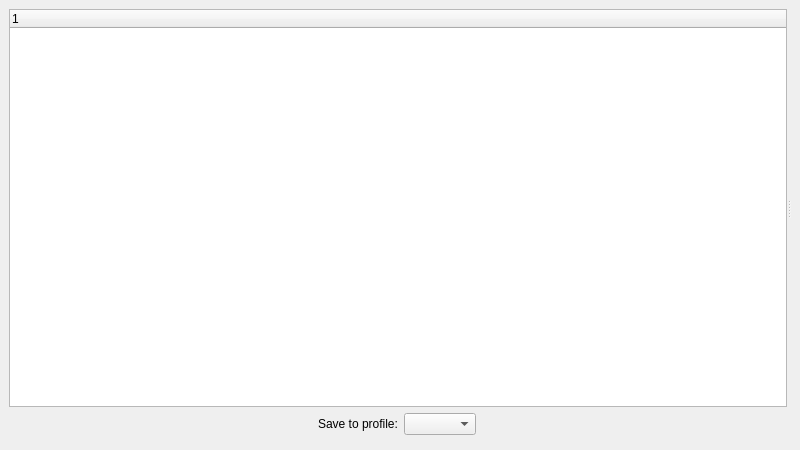
Old version of the form ui/options.ui in the repository metabrainz/picard.
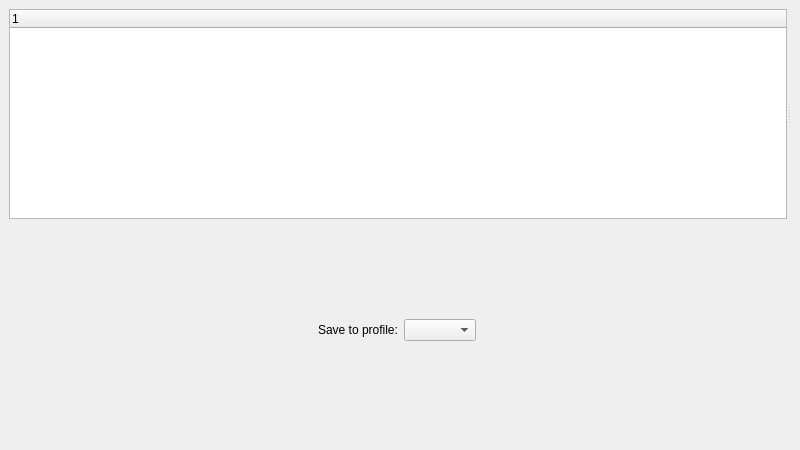
New version of the form.

Commit message: Hide profile selector from options dialog if no profiles are defined

The edit to the form file:
```diff
--- a/ui/options.ui
+++ b/ui/options.ui
@@ -58,10 +58,17 @@
     </widget>
    </item>
    <item>
-    <layout class="QHBoxLayout" name="horizontalLayout">
-     <property name="sizeConstraint">
-      <enum>QLayout::SetNoConstraint</enum>
+    <widget class="QFrame" name="profile_frame">
+     <property name="frameShape">
+      <enum>QFrame::NoFrame</enum>
      </property>
+     <property name="frameShadow">
+      <enum>QFrame::Raised</enum>
+     </property>
+     <property name="lineWidth">
+      <number>0</number>
+     </property>
+     <layout class="QHBoxLayout" name="horizontalLayout_2">
      <item>
       <spacer name="horizontalSpacer">
        <property name="orientation">
@@ -112,6 +119,7 @@
       </widget>
      </item>
     </layout>
+    </widget>
    </item>
    <item>
     <widget class="QDialogButtonBox" name="buttonbox">
```
Lines whose indentation alone changed are shown as unchanged. The commit also changes 2 other files.
